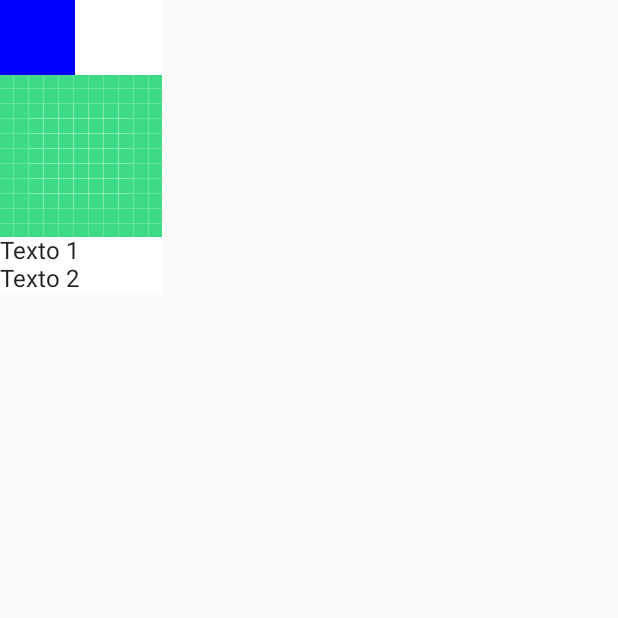
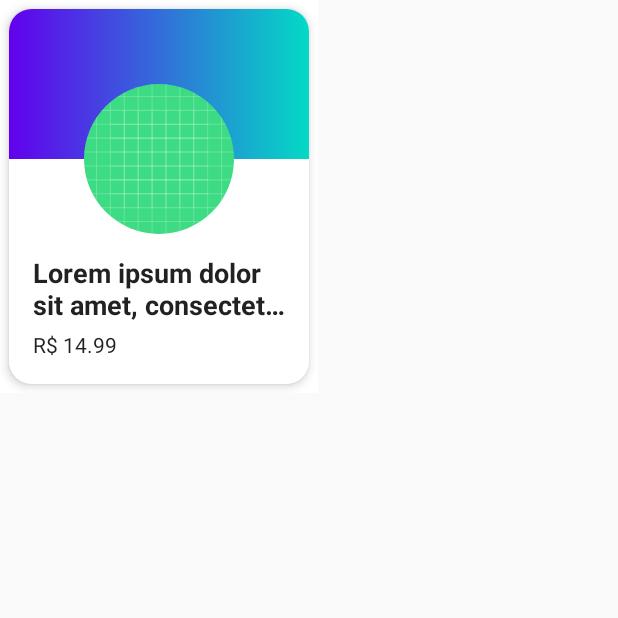
Before and after one commit to rodrigosscode/Aluravery, an Android app built with Jetpack Compose: the screen it shows after launch (MainActivity), on a phone screen of 412 x 824 dp, the top half of it. Run offline under Robolectric (Android 15) with nearby library versions, the phone set to English and light mode, and no system bars.

Commit message:
[Alura]#3 - Align, Clip, Spacer, Size, Offset, MaxMin Height, Brush (gradient), Column Scope to define Modifiers, Shapes (CornerRadius, CircleShape), Util LoremIpsum

```diff
--- a/app/src/main/java/br/com/sscode/aluvery/MainActivity.kt
+++ b/app/src/main/java/br/com/sscode/aluvery/MainActivity.kt
@@ -6,16 +6,25 @@ import androidx.activity.compose.setContent
 import androidx.compose.foundation.Image
 import androidx.compose.foundation.background
 import androidx.compose.foundation.layout.*
+import androidx.compose.foundation.shape.CircleShape
+import androidx.compose.foundation.shape.RoundedCornerShape
 import androidx.compose.material.Surface
 import androidx.compose.material.Text
 import androidx.compose.runtime.Composable
+import androidx.compose.ui.Alignment.Companion.Center
 import androidx.compose.ui.Modifier
-import androidx.compose.ui.graphics.Color
+import androidx.compose.ui.draw.clip
+import androidx.compose.ui.graphics.Brush
 import androidx.compose.ui.res.painterResource
+import androidx.compose.ui.text.font.FontWeight
+import androidx.compose.ui.text.style.TextOverflow
 import androidx.compose.ui.tooling.preview.Preview
+import androidx.compose.ui.tooling.preview.datasource.LoremIpsum
 import androidx.compose.ui.unit.dp
 import androidx.compose.ui.unit.sp
 import br.com.sscode.aluvery.ui.theme.AluveryTheme
+import br.com.sscode.aluvery.ui.theme.Purple500
+import br.com.sscode.aluvery.ui.theme.Teal200
 
 class MainActivity : ComponentActivity() {
     override fun onCreate(savedInstanceState: Bundle?) {
@@ -32,17 +41,56 @@ class MainActivity : ComponentActivity() {
 
 @Preview(showBackground = true)
 @Composable
-fun ProductItem() = Column {
+fun ProductItem() {
+    Surface(
+        shape = RoundedCornerShape(15.dp),
+        elevation = 4.dp,
+        modifier = Modifier.padding(6.dp)
+    ) {
+        Column(
+            Modifier
+                .heightIn(250.dp, 300.dp)
+                .width(200.dp)
+        ) {
+            val imageSize = 100.dp
             Box(
                 modifier = Modifier
-            .height(50.dp)
-            .background(color = Color.Blue)
-            .width(50.dp)
+                    .height(imageSize)
+                    .background(
+                        brush = Brush.horizontalGradient(
+                            colors = listOf(
+                                Purple500, Teal200
                             )
+                        )
+                    )
+                    .fillMaxWidth()
+            ) {
                 Image(
                     painter = painterResource(id = R.drawable.ic_launcher_background),
-        contentDescription = "Imagem do produto"
+                    contentDescription = "Imagem do produto",
+                    modifier = Modifier
+                        .size(imageSize)
+                        .offset(y = imageSize / 2)
+                        .clip(shape = CircleShape)
+                        .align(Center),
                 )
-    Text(text = "Texto 1")
-    Text(text = "Texto 2")
             }
+            Spacer(modifier = Modifier.height(imageSize / 2))
+            Column(Modifier.padding(16.dp)) {
+                Text(
+                    text = LoremIpsum(50).values.first(),
+                    fontSize = 18.sp,
+                    fontWeight = FontWeight(700),
+                    maxLines = 2,
+                    overflow = TextOverflow.Ellipsis
+                )
+                Text(
+                    text = "R$ 14.99",
+                    modifier = Modifier.padding(top = 8.dp),
+                    fontSize = 14.sp,
+                    fontWeight = FontWeight(400)
+                )
+            }
+        }
+    }
+}
```
Lines whose indentation alone changed are shown as unchanged.
